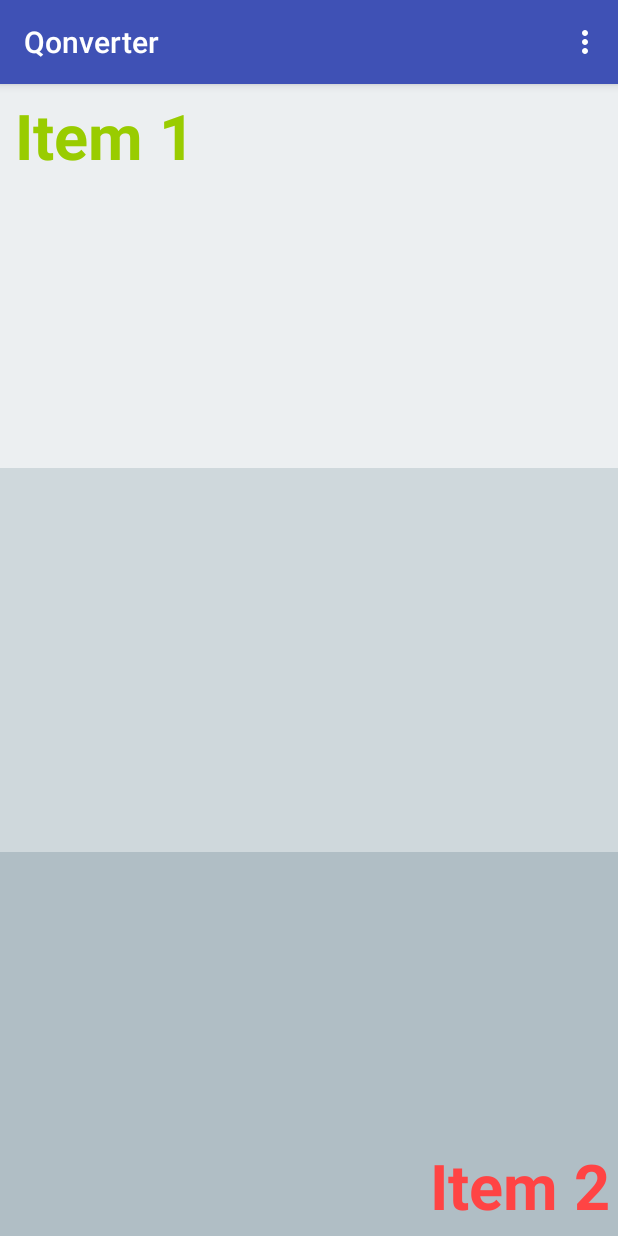
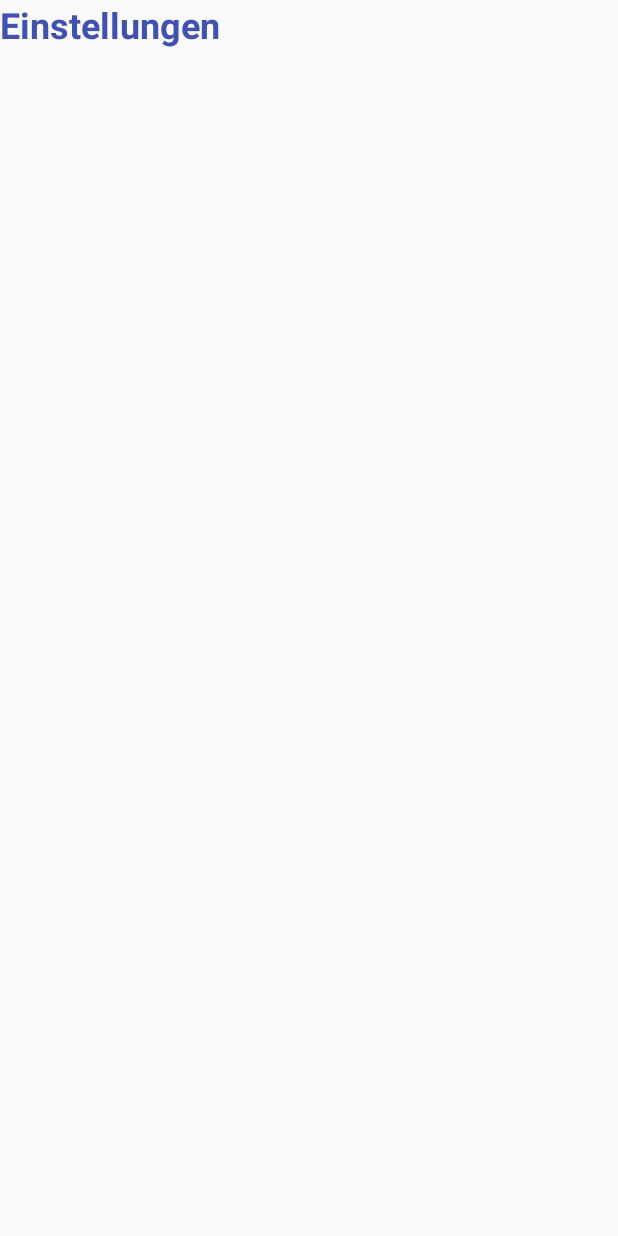
Before and after one commit to dominikkv/hQ-h17, an Android app: the screen it shows after launch (ActCompare), in the options menu, after a tap on "Einstellungen", on a phone screen of 412 x 824 dp. Run offline under Robolectric (Android 15) with nearby library versions, the phone set to English and light mode, and no system bars; libraries missing offline, so code that uses them is left out: com.activeandroid, com.activeandroid.annotation.

Commit message:
Add 'add category' and 'settings' popup.

```diff
--- a/Qonverter/app/src/main/java/eu/highq/qonverter/ActCompare.java
+++ b/Qonverter/app/src/main/java/eu/highq/qonverter/ActCompare.java
@@ -94,8 +94,14 @@ public class ActCompare extends AppCompatActivity {
 
         //noinspection SimplifiableIfStatement
         if (id == R.id.action_settings) {
+            setContentView(R.layout.popup_settings);
             return true;
         }
+        if (id == R.id.action_add) {
+            setContentView(R.layout.popup_addcategory);
+            return true;
+        }
+
 
         return super.onOptionsItemSelected(item);
     }
--- /dev/null
+++ b/Qonverter/app/src/main/res/layout/popup_settings.xml
@@ -0,0 +1,20 @@
+<?xml version="1.0" encoding="utf-8"?>
+<LinearLayout xmlns:android="http://schemas.android.com/apk/res/android"
+    android:orientation="vertical" android:layout_width="match_parent"
+    android:layout_height="match_parent">
+
+
+    <TextView
+        android:id="@+id/textView"
+        android:layout_width="match_parent"
+        android:layout_height="wrap_content"
+        android:text="@string/popup_settings"
+        android:textSize="24sp"
+        android:textColor="@color/colorPrimary"
+        android:textStyle="bold" />
+
+
+
+
+
+</LinearLayout>
```
Also changed, not shown: Qonverter/app/src/main/res/layout/popup_addcategory.xml (added, +46 -0 lines), Qonverter/app/src/main/res/values/strings.xml (+7 -0 lines).
